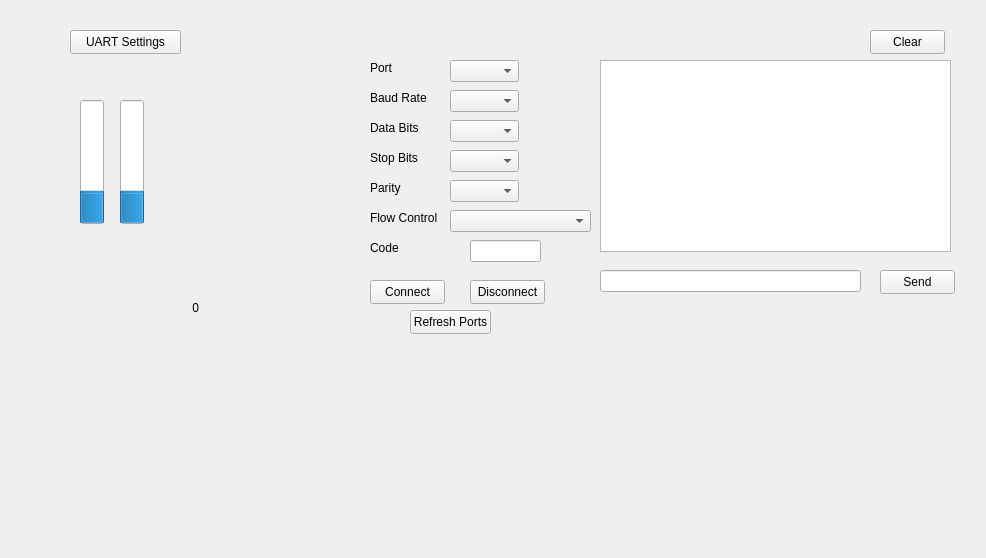
This is Serial Port Example/Serial_Port_Example/widget.ui in IvanZend/Learning-QT as Qt 5 draws it before an edit. The edited form follows.
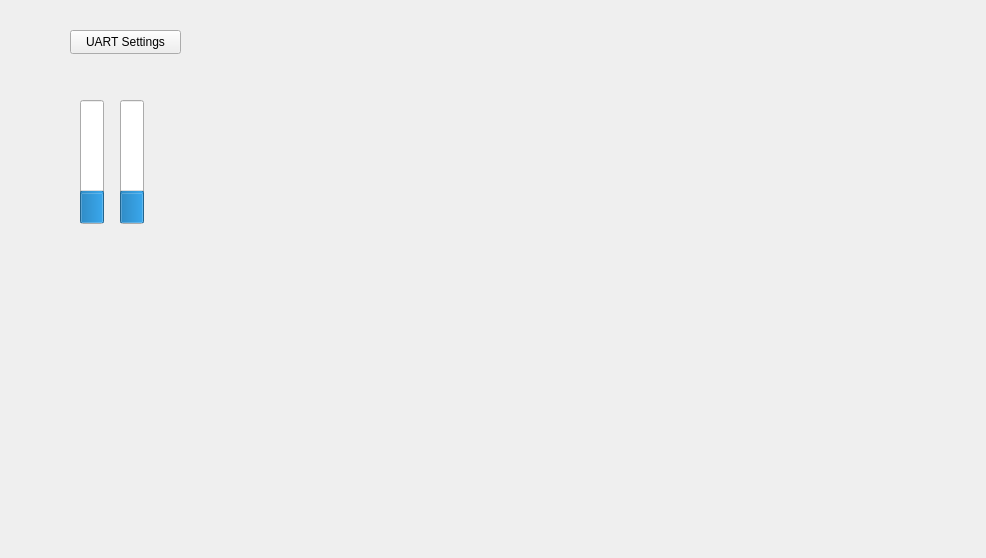
This is the edited form.

Patch:
```diff
--- a/Serial Port Example/Serial_Port_Example/widget.ui
+++ b/Serial Port Example/Serial_Port_Example/widget.ui
@@ -13,252 +13,6 @@
   <property name="windowTitle">
    <string>Widget</string>
   </property>
-  <widget class="QLabel" name="label">
-   <property name="geometry">
-    <rect>
-     <x>370</x>
-     <y>60</y>
-     <width>49</width>
-     <height>16</height>
-    </rect>
-   </property>
-   <property name="text">
-    <string>Port</string>
-   </property>
-  </widget>
-  <widget class="QLabel" name="label_2">
-   <property name="geometry">
-    <rect>
-     <x>370</x>
-     <y>90</y>
-     <width>61</width>
-     <height>16</height>
-    </rect>
-   </property>
-   <property name="text">
-    <string>Baud Rate</string>
-   </property>
-  </widget>
-  <widget class="QLabel" name="label_3">
-   <property name="geometry">
-    <rect>
-     <x>370</x>
-     <y>120</y>
-     <width>61</width>
-     <height>16</height>
-    </rect>
-   </property>
-   <property name="text">
-    <string>Data Bits</string>
-   </property>
-  </widget>
-  <widget class="QLabel" name="label_4">
-   <property name="geometry">
-    <rect>
-     <x>370</x>
-     <y>150</y>
-     <width>49</width>
-     <height>16</height>
-    </rect>
-   </property>
-   <property name="text">
-    <string>Stop Bits</string>
-   </property>
-  </widget>
-  <widget class="QLabel" name="label_5">
-   <property name="geometry">
-    <rect>
-     <x>370</x>
-     <y>180</y>
-     <width>49</width>
-     <height>16</height>
-    </rect>
-   </property>
-   <property name="text">
-    <string>Parity</string>
-   </property>
-  </widget>
-  <widget class="QLabel" name="label_6">
-   <property name="geometry">
-    <rect>
-     <x>370</x>
-     <y>210</y>
-     <width>81</width>
-     <height>16</height>
-    </rect>
-   </property>
-   <property name="text">
-    <string>Flow Control</string>
-   </property>
-  </widget>
-  <widget class="QComboBox" name="comboBox">
-   <property name="geometry">
-    <rect>
-     <x>450</x>
-     <y>60</y>
-     <width>69</width>
-     <height>22</height>
-    </rect>
-   </property>
-  </widget>
-  <widget class="QComboBox" name="comboBox_2">
-   <property name="geometry">
-    <rect>
-     <x>450</x>
-     <y>90</y>
-     <width>69</width>
-     <height>22</height>
-    </rect>
-   </property>
-  </widget>
-  <widget class="QComboBox" name="comboBox_3">
-   <property name="geometry">
-    <rect>
-     <x>450</x>
-     <y>120</y>
-     <width>69</width>
-     <height>22</height>
-    </rect>
-   </property>
-  </widget>
-  <widget class="QComboBox" name="comboBox_4">
-   <property name="geometry">
-    <rect>
-     <x>450</x>
-     <y>150</y>
-     <width>69</width>
-     <height>22</height>
-    </rect>
-   </property>
-  </widget>
-  <widget class="QComboBox" name="comboBox_5">
-   <property name="geometry">
-    <rect>
-     <x>450</x>
-     <y>180</y>
-     <width>69</width>
-     <height>22</height>
-    </rect>
-   </property>
-  </widget>
-  <widget class="QComboBox" name="comboBox_6">
-   <property name="geometry">
-    <rect>
-     <x>450</x>
-     <y>210</y>
-     <width>141</width>
-     <height>22</height>
-    </rect>
-   </property>
-  </widget>
-  <widget class="QTextBrowser" name="textBrowser">
-   <property name="geometry">
-    <rect>
-     <x>600</x>
-     <y>60</y>
-     <width>351</width>
-     <height>192</height>
-    </rect>
-   </property>
-  </widget>
-  <widget class="QLineEdit" name="lineEdit_2">
-   <property name="geometry">
-    <rect>
-     <x>600</x>
-     <y>270</y>
-     <width>261</width>
-     <height>22</height>
-    </rect>
-   </property>
-  </widget>
-  <widget class="QPushButton" name="pushButton">
-   <property name="geometry">
-    <rect>
-     <x>880</x>
-     <y>270</y>
-     <width>75</width>
-     <height>24</height>
-    </rect>
-   </property>
-   <property name="text">
-    <string>Send</string>
-   </property>
-  </widget>
-  <widget class="QPushButton" name="pushButton_2">
-   <property name="geometry">
-    <rect>
-     <x>370</x>
-     <y>280</y>
-     <width>75</width>
-     <height>24</height>
-    </rect>
-   </property>
-   <property name="text">
-    <string>Connect</string>
-   </property>
-  </widget>
-  <widget class="QPushButton" name="pushButton_3">
-   <property name="geometry">
-    <rect>
-     <x>470</x>
-     <y>280</y>
-     <width>75</width>
-     <height>24</height>
-    </rect>
-   </property>
-   <property name="text">
-    <string>Disconnect</string>
-   </property>
-  </widget>
-  <widget class="QPushButton" name="pushButton_4">
-   <property name="geometry">
-    <rect>
-     <x>410</x>
-     <y>310</y>
-     <width>81</width>
-     <height>24</height>
-    </rect>
-   </property>
-   <property name="text">
-    <string>Refresh Ports</string>
-   </property>
-  </widget>
-  <widget class="QLabel" name="label_7">
-   <property name="geometry">
-    <rect>
-     <x>370</x>
-     <y>240</y>
-     <width>49</width>
-     <height>16</height>
-    </rect>
-   </property>
-   <property name="text">
-    <string>Code</string>
-   </property>
-  </widget>
-  <widget class="QLineEdit" name="lineEdit">
-   <property name="geometry">
-    <rect>
-     <x>470</x>
-     <y>240</y>
-     <width>71</width>
-     <height>22</height>
-    </rect>
-   </property>
-  </widget>
-  <widget class="QPushButton" name="pushButton_5">
-   <property name="geometry">
-    <rect>
-     <x>870</x>
-     <y>30</y>
-     <width>75</width>
-     <height>24</height>
-    </rect>
-   </property>
-   <property name="text">
-    <string>Clear</string>
-   </property>
-  </widget>
   <widget class="QSplitter" name="splitter">
    <property name="geometry">
     <rect>
@@ -302,31 +56,6 @@
     <enum>Qt::Vertical</enum>
    </property>
   </widget>
-  <widget class="QLabel" name="label_8">
-   <property name="geometry">
-    <rect>
-     <x>150</x>
-     <y>300</y>
-     <width>49</width>
-     <height>16</height>
-    </rect>
-   </property>
-   <property name="lineWidth">
-    <number>1</number>
-   </property>
-   <property name="text">
-    <string>0</string>
-   </property>
-   <property name="textFormat">
-    <enum>Qt::AutoText</enum>
-   </property>
-   <property name="scaledContents">
-    <bool>false</bool>
-   </property>
-   <property name="alignment">
-    <set>Qt::AlignRight|Qt::AlignTrailing|Qt::AlignVCenter</set>
-   </property>
-  </widget>
   <widget class="QPushButton" name="pushButton_6">
    <property name="geometry">
     <rect>
```
